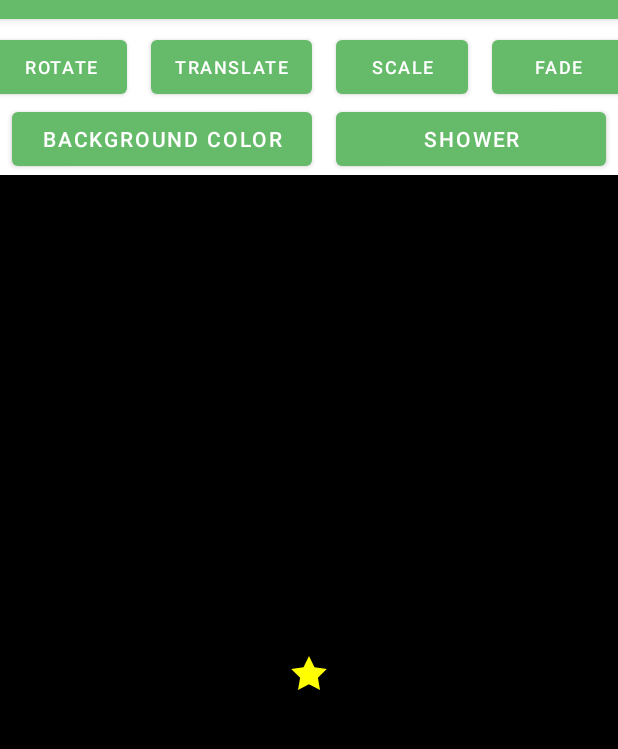
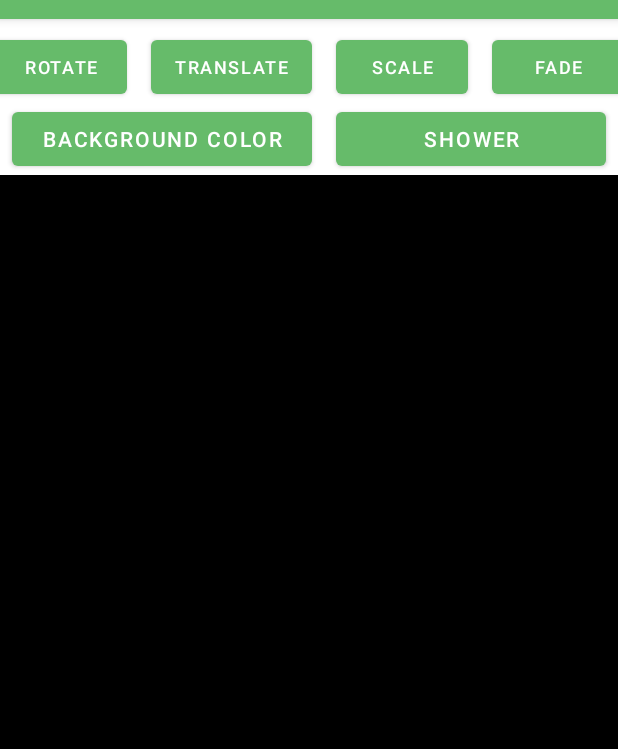
Before and after one commit to pouya-mp/propertyAnimation, an Android app: the screen it shows after launch (MainActivity), after a tap on "FADE", on a phone screen of 412 x 824 dp, the part 65-814 px from its top. Run offline under Robolectric (Android 15) with nearby library versions, the phone set to English and light mode, and no system bars.

```diff
--- a/app/src/main/res/layout/activity_main.xml
+++ b/app/src/main/res/layout/activity_main.xml
@@ -1,5 +1,4 @@
-<?xml version="1.0" encoding="utf-8"?>
-<!--
+<?xml version="1.0" encoding="utf-8"?><!--
   ~ Copyright (C) 2019 The Android Open Source Project
   ~ Licensed under the Apache License, Version 2.0 (the "License");
   ~ you may not use this file except in compliance with the License.
@@ -12,91 +11,101 @@
   ~ limitations under the License.
   -->
 
-<androidx.constraintlayout.widget.ConstraintLayout
-        xmlns:android="http://schemas.android.com/apk/res/android"
+<androidx.constraintlayout.widget.ConstraintLayout xmlns:android="http://schemas.android.com/apk/res/android"
+    xmlns:app="http://schemas.android.com/apk/res-auto"
     xmlns:tools="http://schemas.android.com/tools"
-        xmlns:app="http://schemas.android.com/apk/res-auto"
     android:layout_width="match_parent"
     android:layout_height="match_parent"
     tools:context=".MainActivity">
 
     <Button
-            android:text="@string/rotate"
+        android:id="@+id/rotateButton"
         android:layout_width="wrap_content"
         android:layout_height="wrap_content"
-            android:id="@+id/rotateButton" app:layout_constraintEnd_toStartOf="@+id/translateButton"
+        android:layout_margin="@dimen/standard_margin"
+        android:text="@string/rotate"
+        android:textSize="12sp"
+        app:layout_constraintEnd_toStartOf="@+id/translateButton"
         app:layout_constraintStart_toStartOf="parent"
-            app:layout_constraintTop_toTopOf="parent"
-            android:layout_margin="@dimen/standard_margin" android:textSize="12sp"/>
+        app:layout_constraintTop_toTopOf="parent" />
 
     <Button
-            android:text="@string/translate"
+        android:id="@+id/translateButton"
         android:layout_width="wrap_content"
         android:layout_height="wrap_content"
-            android:id="@+id/translateButton" app:layout_constraintEnd_toStartOf="@+id/scaleButton"
-            app:layout_constraintTop_toTopOf="parent"
+        android:layout_margin="@dimen/standard_margin"
+        android:layout_marginStart="14dp"
+        android:layout_marginTop="16dp"
+        android:text="@string/translate"
+        android:textSize="12sp"
+        app:layout_constraintEnd_toStartOf="@+id/scaleButton"
         app:layout_constraintStart_toEndOf="@+id/rotateButton"
-            android:layout_margin="@dimen/standard_margin" android:textSize="12sp"
-            android:layout_marginStart="14dp" android:layout_marginTop="16dp"/>
+        app:layout_constraintTop_toTopOf="parent" />
 
     <Button
-            android:text="@string/scale"
+        android:id="@+id/scaleButton"
         android:layout_width="wrap_content"
         android:layout_height="wrap_content"
-            android:id="@+id/scaleButton"
+        android:layout_margin="@dimen/standard_margin"
+        android:layout_marginStart="15dp"
+        android:layout_marginTop="@dimen/standard_margin"
+        android:text="@string/scale"
+        android:textSize="12sp"
         app:layout_constraintEnd_toStartOf="@+id/fadeButton"
-            app:layout_constraintTop_toTopOf="parent"
         app:layout_constraintStart_toEndOf="@+id/translateButton"
-            android:layout_margin="@dimen/standard_margin" android:textSize="12sp"
-            android:layout_marginStart="15dp" android:layout_marginTop="@dimen/standard_margin"/>
+        app:layout_constraintTop_toTopOf="parent" />
 
     <Button
-            android:text="@string/fade"
+        android:id="@+id/fadeButton"
         android:layout_width="wrap_content"
         android:layout_height="wrap_content"
-            android:id="@+id/fadeButton" app:layout_constraintTop_toTopOf="parent"
+        android:layout_margin="@dimen/standard_margin"
+        android:layout_marginStart="15dp"
+        android:layout_marginTop="@dimen/standard_margin"
+        android:text="@string/fade"
+        android:textSize="12sp"
+        app:layout_constraintEnd_toEndOf="parent"
         app:layout_constraintStart_toEndOf="@+id/scaleButton"
-            android:layout_margin="@dimen/standard_margin" android:textSize="12sp"
-            android:layout_marginTop="@dimen/standard_margin" app:layout_constraintEnd_toEndOf="parent"
-            android:layout_marginStart="15dp"/>
+        app:layout_constraintTop_toTopOf="parent" />
 
     <Button
-            android:text="@string/shower"
+        android:id="@+id/showerButton"
         android:layout_width="0dp"
-            android:layout_height="wrap_content" android:id="@+id/showerButton"
-            app:layout_constraintTop_toBottomOf="@+id/rotateButton"
-            app:layout_constraintStart_toStartOf="@+id/scaleButton"
+        android:layout_height="wrap_content"
         android:layout_marginEnd="@dimen/standard_margin"
         android:layout_marginBottom="@dimen/standard_margin"
-            app:layout_constraintEnd_toEndOf="parent" />
+        android:text="@string/shower"
+        app:layout_constraintEnd_toEndOf="parent"
+        app:layout_constraintStart_toStartOf="@+id/scaleButton"
+        app:layout_constraintTop_toBottomOf="@+id/rotateButton" />
 
     <Button
-            android:text="Background Color"
+        android:id="@+id/colorizeButton"
         android:layout_width="0dp"
         android:layout_height="wrap_content"
-            app:layout_constraintEnd_toEndOf="@+id/translateButton"
-            app:layout_constraintTop_toBottomOf="@+id/rotateButton"
-            android:id="@+id/colorizeButton"
         android:layout_marginStart="@dimen/standard_margin"
         android:layout_marginBottom="@dimen/standard_margin"
-            app:layout_constraintStart_toStartOf="parent"/>
+        android:text="Background Color"
+        app:layout_constraintEnd_toEndOf="@+id/translateButton"
+        app:layout_constraintStart_toStartOf="parent"
+        app:layout_constraintTop_toBottomOf="@+id/rotateButton" />
 
     <FrameLayout
         android:layout_width="match_parent"
         android:layout_height="0dp"
         android:background="@color/black"
+        app:layout_constraintBottom_toBottomOf="parent"
+        app:layout_constraintEnd_toEndOf="parent"
+        app:layout_constraintStart_toStartOf="parent"
         app:layout_constraintTop_toBottomOf="@+id/showerButton"
-            app:layout_constraintEnd_toEndOf="parent"
-            app:layout_constraintBottom_toBottomOf="parent"
-            app:layout_constraintVertical_bias="0.0"
-            app:layout_constraintStart_toStartOf="parent">
+        app:layout_constraintVertical_bias="0.0">
 
         <ImageView
+            android:id="@+id/star"
             android:layout_width="wrap_content"
             android:layout_height="wrap_content"
-                app:srcCompat="@drawable/ic_star"
-                android:id="@+id/star"
-                android:layout_gravity="center"/>
+            android:layout_gravity="center"
+            app:srcCompat="@drawable/ic_star" />
 
     </FrameLayout>
 
--- a/build.gradle
+++ b/build.gradle
@@ -17,13 +17,13 @@
 // Top-level build file where you can add configuration options common to all sub-projects/modules.
 
 buildscript {
-    ext.kotlin_version = '1.3.41'
+    ext.kotlin_version = '1.3.72'
     repositories {
         google()
         jcenter()
     }
     dependencies {
-        classpath 'com.android.tools.build:gradle:3.5.0'
+        classpath 'com.android.tools.build:gradle:3.6.3'
         classpath "org.jetbrains.kotlin:kotlin-gradle-plugin:$kotlin_version"
         // NOTE: Do not place your application dependencies here; they belong
         // in the individual module build.gradle files
```
Also changed, not shown: app/build.gradle (+5 -5 lines), app/src/main/java/com/google/samples/propertyanimation/MainActivity.kt (+93 -0 lines), gradle/wrapper/gradle-wrapper.properties. Lines whose indentation alone changed are shown as unchanged.
